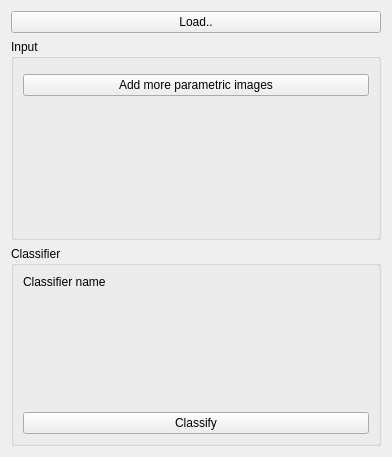
Before: the Qt Designer form SegmentationToolbox/SegmentationToolboxModule/Resources/UI/SegmentationToolboxClassifyingWidget.ui in chalupaDaniel/SlicerSupervisedSegmentation, drawn with Qt 5.
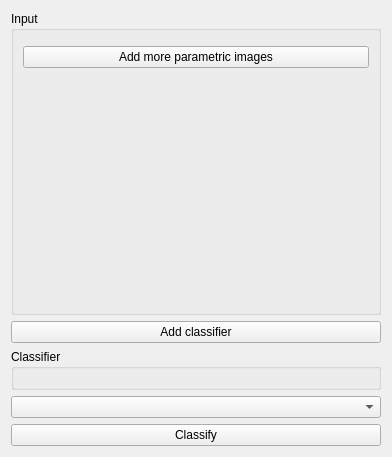
After: the same form once the commit is applied. Custom widgets are drawn as their Qt base class.

Diff of the .ui file:
```diff
--- a/SegmentationToolbox/SegmentationToolboxModule/Resources/UI/SegmentationToolboxClassifyingWidget.ui
+++ b/SegmentationToolbox/SegmentationToolboxModule/Resources/UI/SegmentationToolboxClassifyingWidget.ui
@@ -14,13 +14,6 @@
    <string>Learning</string>
   </property>
   <layout class="QVBoxLayout" name="verticalLayout_3">
-   <item>
-    <widget class="QPushButton" name="load">
-     <property name="text">
-      <string>Load..</string>
-     </property>
-    </widget>
-   </item>
    <item>
     <widget class="QGroupBox" name="groupBox">
      <property name="title">
@@ -53,47 +46,29 @@
      </layout>
     </widget>
    </item>
+   <item>
+    <widget class="QPushButton" name="addClassifier">
+     <property name="text">
+      <string>Add classifier</string>
+     </property>
+    </widget>
+   </item>
    <item>
     <widget class="QGroupBox" name="groupBox_2">
      <property name="title">
       <string>Classifier</string>
      </property>
-     <layout class="QVBoxLayout" name="verticalLayout">
-      <item>
-       <widget class="QLabel" name="classifierName">
-        <property name="text">
-         <string>Classifier name</string>
-        </property>
+     <layout class="QVBoxLayout" name="verticalLayout"/>
        </widget>
       </item>
       <item>
-       <widget class="QWidget" name="classifierSettings" native="true"/>
-      </item>
-      <item>
-       <spacer name="verticalSpacer_2">
-        <property name="orientation">
-         <enum>Qt::Vertical</enum>
-        </property>
-        <property name="sizeHint" stdset="0">
-         <size>
-          <width>20</width>
-          <height>40</height>
-         </size>
-        </property>
-       </spacer>
-      </item>
-      <item>
-       <layout class="QHBoxLayout" name="horizontalLayout">
+    <widget class="QComboBox" name="combination"/>
+   </item>
         <item>
          <widget class="QPushButton" name="classify">
           <property name="text">
            <string>Classify</string>
           </property>
-         </widget>
-        </item>
-       </layout>
-      </item>
-     </layout>
     </widget>
    </item>
   </layout>
```
Lines whose indentation alone changed are shown as unchanged.
